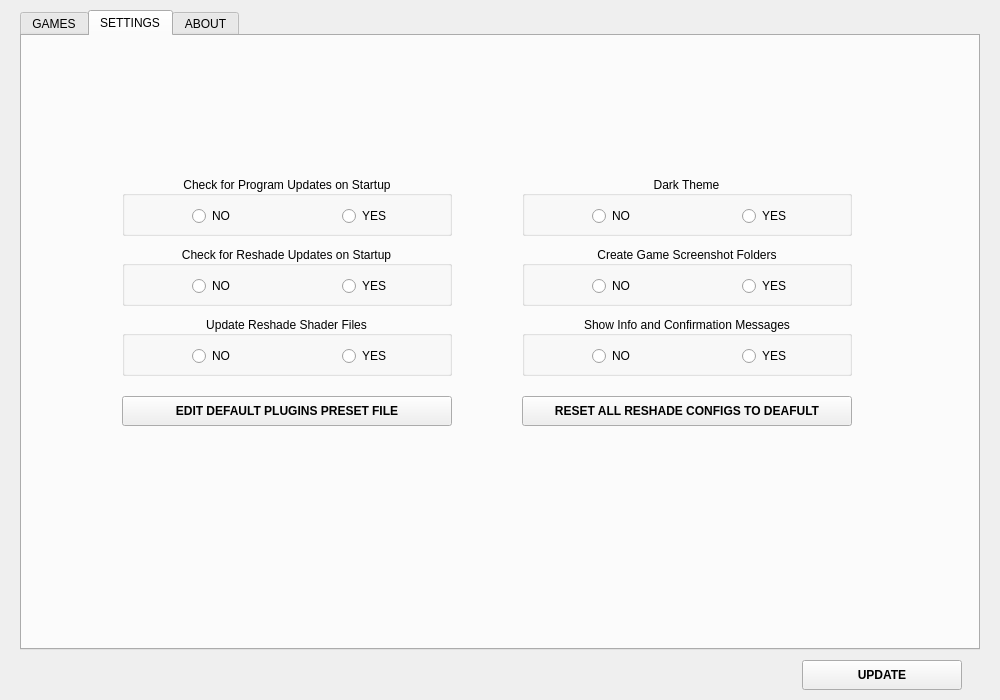
Above: src/ui/main.ui from ddc/ReShadeUtils before the change. Below: the same form after it.
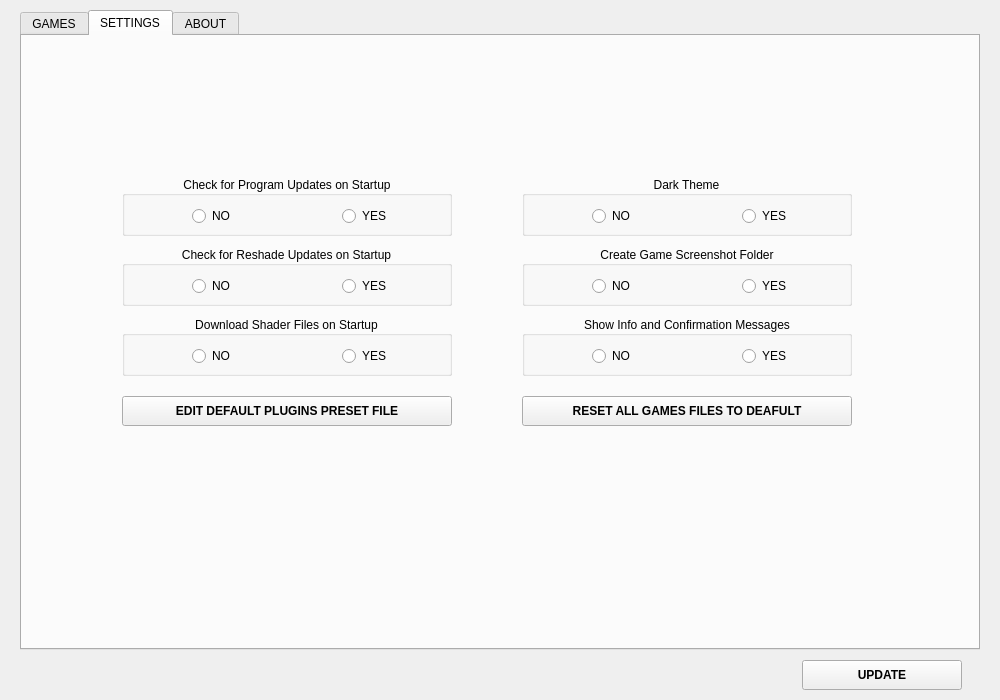
That is the form after the change. The open tabs and pages were chosen to show the change. Icons and pictures are not drawn.

Patch:
```diff
--- a/src/ui/main.ui
+++ b/src/ui/main.ui
@@ -473,7 +473,7 @@
       <string>Update Shader Files Everytime on Apply</string>
      </property>
      <property name="title">
-      <string>Update Reshade Shader Files</string>
+      <string>Download Shader Files on Startup</string>
      </property>
      <property name="alignment">
       <set>Qt::AlignCenter</set>
@@ -656,7 +656,7 @@
       </font>
      </property>
      <property name="title">
-      <string>Create Game Screenshot Folders</string>
+      <string>Create Game Screenshot Folder</string>
      </property>
      <property name="alignment">
       <set>Qt::AlignCenter</set>
@@ -841,7 +841,7 @@
       <string>Reset all reshade configs to default</string>
      </property>
      <property name="text">
-      <string>RESET ALL RESHADE CONFIGS TO DEAFULT</string>
+      <string>RESET ALL GAMES FILES TO DEAFULT</string>
      </property>
      <property name="icon">
       <iconset resource="resources.qrc">
```
Left out of the diff: 2 changed lines with no effect on the pictures.
